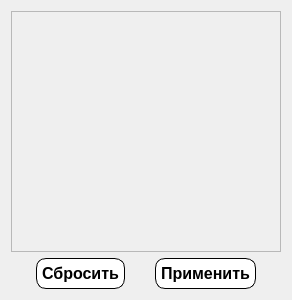
Before: the Qt Designer form Gui/Filters/Player/f_playerpayment.ui in MyEdit/Casino_Client, drawn with Qt 5.
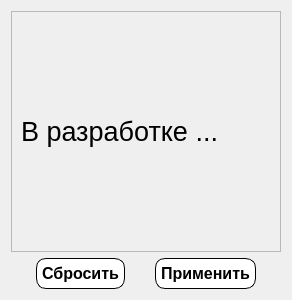
After: the same form once the commit is applied.

Patch:
```diff
--- a/Gui/Filters/Player/f_playerpayment.ui
+++ b/Gui/Filters/Player/f_playerpayment.ui
@@ -28,7 +28,21 @@
         <height>238</height>
        </rect>
       </property>
-      <layout class="QVBoxLayout" name="verticalLayout_2"/>
+      <layout class="QVBoxLayout" name="verticalLayout_2">
+       <item>
+        <widget class="QLabel" name="label">
+         <property name="font">
+          <font>
+           <family>Segoe UI</family>
+           <pointsize>20</pointsize>
+          </font>
+         </property>
+         <property name="text">
+          <string>В разработке ...</string>
+         </property>
+        </widget>
+       </item>
+      </layout>
      </widget>
     </widget>
    </item>
```
